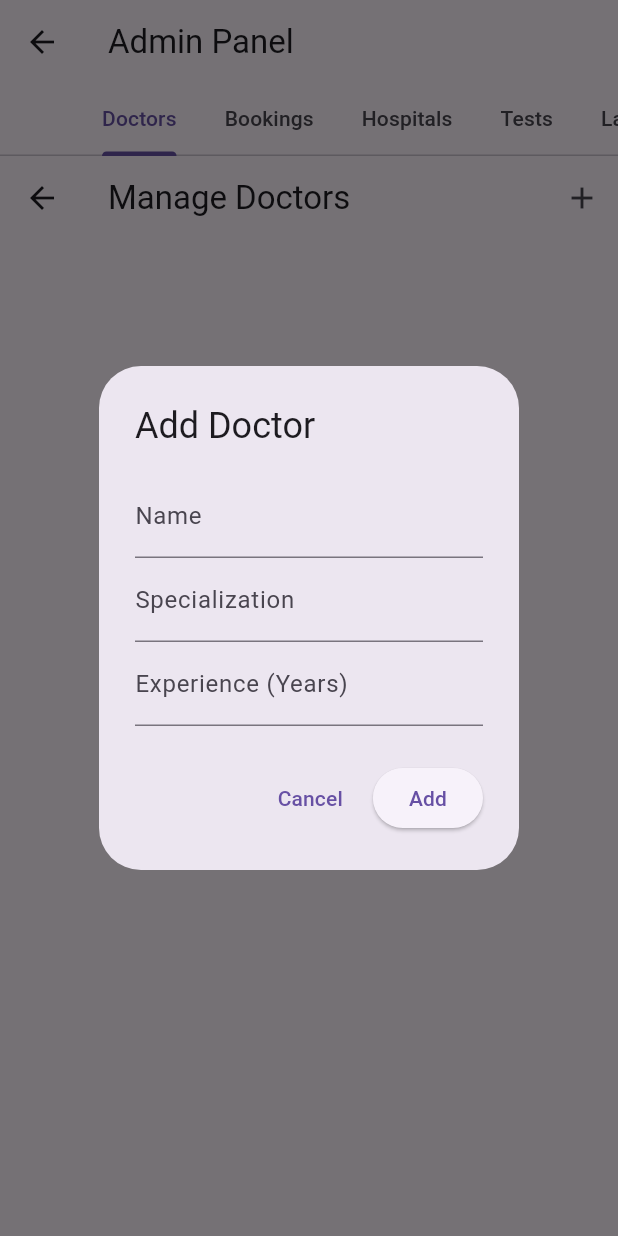
After one commit to rggit-cyber/myDoctorApp, a Flutter app: the Homepage screen opened directly, item 5 of the bottom bar chosen, after a tap on the "add" icon, on a phone screen of 412 x 824 dp. The commit adds this screen. Run offline on Flutter 3.47's test engine with Material 3 defaults, Android fonts, the phone set to English and light mode, and no system bars; our stand-ins replace cloud_firestore, firebase_auth, firebase_core, fluttertoast; accounts and stored records are empty.

Commit message:
modified admin, added manage doctors, bookings, hospitals

```diff
--- /dev/null
+++ b/lib/admin_panel.dart
@@ -0,0 +1,61 @@
+import 'package:flutter/material.dart';
+import 'manage_doctors_page.dart';
+import 'manage_bookings_page.dart';
+import 'manage_hospitals_page.dart';
+// import 'manage_tests_page.dart';
+// import 'manage_labs_page.dart';
+// import 'manage_ambulance_page.dart';
+
+class AdminPanel extends StatefulWidget {
+  @override
+  _AdminPanelState createState() => _AdminPanelState();
+}
+
+class _AdminPanelState extends State<AdminPanel>
+    with SingleTickerProviderStateMixin {
+  late TabController _tabController;
+
+  @override
+  void initState() {
+    super.initState();
+    _tabController = TabController(length: 6, vsync: this);
+  }
+
+  @override
+  void dispose() {
+    _tabController.dispose();
+    super.dispose();
+  }
+
+  @override
+  Widget build(BuildContext context) {
+    return Scaffold(
+      appBar: AppBar(
+        title: Text("Admin Panel"),
+        bottom: TabBar(
+          controller: _tabController,
+          isScrollable: true,
+          tabs: [
+            Tab(text: "Doctors"),
+            Tab(text: "Bookings"),
+            Tab(text: "Hospitals"),
+            Tab(text: "Tests"),
+            Tab(text: "Labs"),
+            Tab(text: "Ambulance"),
+          ],
+        ),
+      ),
+      body: TabBarView(
+        controller: _tabController,
+        children: [
+          ManageDoctorsPage(),
+          ManageBookingsPage(),
+          // ManageHospitalsPage(),
+          // ManageTestsPage(),
+          // ManageLabsPage(),
+          // ManageAmbulancePage(),
+        ],
+      ),
+    );
+  }
+}
--- a/lib/booking_list.dart
+++ b/lib/booking_list.dart
@@ -22,7 +22,6 @@ class BookingList extends StatelessWidget {
         //     .where('user_id', isEqualTo: userId)
         //     .where('status', isEqualTo: status)
         //     .get());
-        print(status);
         if (!snapshot.hasData) {
           return Center(child: CircularProgressIndicator());
         }
--- a/lib/home_page.dart
+++ b/lib/home_page.dart
@@ -1,4 +1,5 @@
 import 'package:cloud_firestore/cloud_firestore.dart';
+import 'package:doctor_app/admin_panel.dart';
 import 'package:doctor_app/ambulance_service_page.dart';
 import 'package:doctor_app/bookings_menu_page.dart';
 import 'package:doctor_app/doctor_appointment_page.dart';
@@ -205,6 +206,7 @@ class _HomepageState extends State<Homepage> {
               backgroundColor: Colors.red),
         ],
         onTap: (index) {
+          print(index);
           setState(() {
             _currentIndex = index; // Update the current index
           });
@@ -224,6 +226,11 @@ class _HomepageState extends State<Homepage> {
                       )),
             );
             // }
+          } else if (index == 4) {
+            Navigator.push(
+              context,
+              MaterialPageRoute(builder: (context) => AdminPanel()),
+            );
           }
           // Handle navigation
         },
@@ -232,8 +239,6 @@ class _HomepageState extends State<Homepage> {
   }
 
   Widget _buildServiceTile(String title, IconData icon, Color color) {
-    print(icon);
-    print(IconData(0xe4ea, fontFamily: 'MaterialIcons'));
     return GestureDetector(
       onTap: () {
         print(title);
--- /dev/null
+++ b/lib/manage_doctors_page.dart
@@ -0,0 +1,173 @@
+import 'package:flutter/material.dart';
+import 'package:cloud_firestore/cloud_firestore.dart';
+
+class ManageDoctorsPage extends StatefulWidget {
+  @override
+  _ManageDoctorsPageState createState() => _ManageDoctorsPageState();
+}
+
+class _ManageDoctorsPageState extends State<ManageDoctorsPage> {
+  final FirebaseFirestore _firestore = FirebaseFirestore.instance;
+
+  void _addDoctor(BuildContext context) {
+    showDialog(
+      context: context,
+      builder: (context) {
+        String name = '';
+        String specialization = '';
+        int experienceYears = 0;
+
+        return AlertDialog(
+          title: Text("Add Doctor"),
+          content: Column(
+            mainAxisSize: MainAxisSize.min,
+            children: [
+              TextField(
+                decoration: InputDecoration(labelText: "Name"),
+                onChanged: (value) => name = value,
+              ),
+              TextField(
+                decoration: InputDecoration(labelText: "Specialization"),
+                onChanged: (value) => specialization = value,
+              ),
+              TextField(
+                decoration: InputDecoration(labelText: "Experience (Years)"),
+                keyboardType: TextInputType.number,
+                onChanged: (value) =>
+                    experienceYears = int.tryParse(value) ?? 0,
+              ),
+            ],
+          ),
+          actions: [
+            TextButton(
+              onPressed: () => Navigator.pop(context),
+              child: Text("Cancel"),
+            ),
+            ElevatedButton(
+              onPressed: () {
+                if (name.isNotEmpty && specialization.isNotEmpty) {
+                  _firestore.collection('doctors').add({
+                    'name': name,
+                    'specialization': specialization,
+                    'experience_years': experienceYears,
+                    'availability': {'slots': []},
+                  });
+                  Navigator.pop(context);
+                }
+              },
+              child: Text("Add"),
+            ),
+          ],
+        );
+      },
+    );
+  }
+
+  void _editDoctor(
+      BuildContext context, String doctorId, Map<String, dynamic> currentData) {
+    showDialog(
+      context: context,
+      builder: (context) {
+        String name = currentData['name'] ?? '';
+        String specialization = currentData['specialization'] ?? '';
+        int experienceYears = currentData['experience_years'] ?? 0;
+
+        return AlertDialog(
+          title: Text("Edit Doctor"),
+          content: Column(
+            mainAxisSize: MainAxisSize.min,
+            children: [
+              TextField(
+                decoration: InputDecoration(labelText: "Name"),
+                controller: TextEditingController(text: name),
+                onChanged: (value) => name = value,
+              ),
+              TextField(
+                decoration: InputDecoration(labelText: "Specialization"),
+                controller: TextEditingController(text: specialization),
+                onChanged: (value) => specialization = value,
+              ),
+              TextField(
+                decoration: InputDecoration(labelText: "Experience (Years)"),
+                controller:
+                    TextEditingController(text: experienceYears.toString()),
+                keyboardType: TextInputType.number,
+                onChanged: (value) =>
+                    experienceYears = int.tryParse(value) ?? 0,
+              ),
+            ],
+          ),
+          actions: [
+            TextButton(
+              onPressed: () => Navigator.pop(context),
+              child: Text("Cancel"),
+            ),
+            ElevatedButton(
+              onPressed: () {
+                if (name.isNotEmpty && specialization.isNotEmpty) {
+                  _firestore.collection('doctors').doc(doctorId).update({
+                    'name': name,
+                    'specialization': specialization,
+                    'experience_years': experienceYears,
+                  });
+                  Navigator.pop(context);
+                }
+              },
+              child: Text("Save"),
+            ),
+          ],
+        );
+      },
+    );
+  }
+
+  void _deleteDoctor(String doctorId) {
+    _firestore.collection('doctors').doc(doctorId).delete();
+  }
+
+  @override
+  Widget build(BuildContext context) {
+    return Scaffold(
+      appBar: AppBar(
+        title: Text("Manage Doctors"),
+        actions: [
+          IconButton(
+            icon: Icon(Icons.add),
+            onPressed: () => _addDoctor(context),
+          ),
+        ],
+      ),
+      body: StreamBuilder<QuerySnapshot>(
+        stream: _firestore.collection('doctors').snapshots(),
+        builder: (context, snapshot) {
+          if (!snapshot.hasData) {
+            return Center(child: CircularProgressIndicator());
+          }
+
+          return ListView(
+            children: snapshot.data!.docs.map((doc) {
+              final doctor = doc.data() as Map<String, dynamic>;
+              return ListTile(
+                title: Text(doctor['name']),
+                subtitle: Text("Specialization: ${doctor['specialization']}"),
+                trailing: Row(
+                  mainAxisSize: MainAxisSize.min,
+                  children: [
+                    IconButton(
+                      icon: Icon(Icons.edit, color: Colors.blue),
+                      onPressed: () => _editDoctor(context, doc.id, doctor),
+                    ),
+                    IconButton(
+                      icon: Icon(Icons.delete, color: Colors.red),
+                      onPressed: () => _deleteDoctor(doc.id),
+                    ),
+                  ],
+                ),
+              );
+            }).toList(),
+          );
+        },
+      ),
+    );
+  }
+}
```
Also changed, not shown: lib/manage_bookings_page.dart (added, +159 -0 lines), lib/manage_hospitals_page.dart (added, +43 -0 lines).
